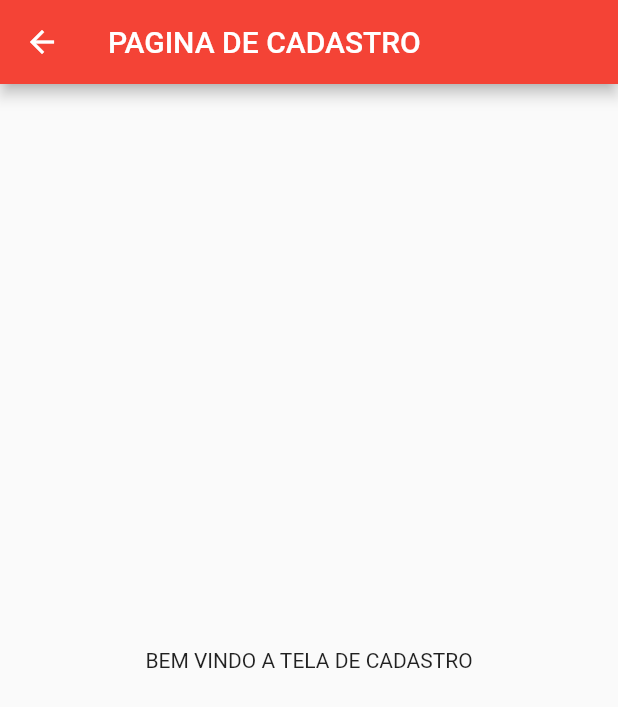
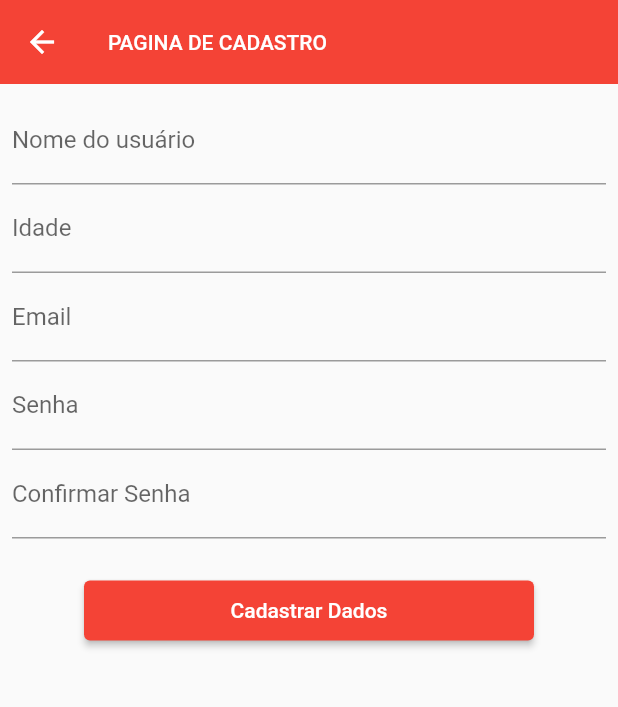
Before and after one commit to ejrgeek/app_pdv_flutter, a Flutter app: the screen it shows after launch, after a tap on "CADASTRAR", on a phone screen of 412 x 824 dp. Shown: the top 707 px of the screen. Run offline on Flutter 3.47's test engine with Material 2 defaults, Android fonts, the phone set to English and light mode, and no system bars; our stand-ins replace shared_preferences.

Commit message:
novas funcionalidades ministradas em aula

```diff
--- a/lib/main.dart
+++ b/lib/main.dart
@@ -11,6 +11,7 @@ class MyApp extends StatelessWidget {
   @override
   Widget build(BuildContext context) {
     return MaterialApp(
+      debugShowCheckedModeBanner: false,
       title: 'PDV Cajazeiras',
       theme: ThemeData(
         primarySwatch: Colors.red,
--- a/lib/models/usuario.model.dart
+++ b/lib/models/usuario.model.dart
@@ -1,17 +1,29 @@
+import 'dart:convert';
+
 class UsuarioModel {
-  int? id;
   String? nomeDeUsuario;
+  int? idade;
   String? email;
   String? senha;
 
   UsuarioModel({
     required this.nomeDeUsuario,
+    required this.idade,
     required this.email,
     required this.senha,
   });
 
+  Map<String, dynamic> toJson() {
+    return {
+      "nomeDoUsuario": nomeDeUsuario,
+      "idade": idade,
+      "email": email,
+      "senha": senha,
+    };
+  }
+
   @override
   String toString() {
-    return "<'UsuarioModel' => 'id'=$id 'nomeDeUsuario'=$nomeDeUsuario, 'email'=$email>";
+    return jsonEncode(toJson());
   }
 }
--- a/lib/pages/cadastro.page.dart
+++ b/lib/pages/cadastro.page.dart
@@ -1,4 +1,8 @@
+import 'dart:convert';
+
 import 'package:flutter/material.dart';
+import 'package:pdv_flutter/models/usuario.model.dart';
+import 'package:pdv_flutter/repository/usuario.repository.dart';
 
 class CadastroPage extends StatefulWidget {
   const CadastroPage({Key? key}) : super(key: key);
@@ -8,14 +12,97 @@ class CadastroPage extends StatefulWidget {
 }
 
 class _CadastroPageState extends State<CadastroPage> {
+  TextEditingController _nomeController = TextEditingController();
+  TextEditingController _idadeController = TextEditingController();
+  TextEditingController _emailController = TextEditingController();
+  TextEditingController _password1Controller = TextEditingController();
+  TextEditingController _password2Controller = TextEditingController();
+
   @override
   Widget build(BuildContext context) {
     return Scaffold(
       appBar: AppBar(
-        title: const Text("PAGINA DE CADASTRO"),
+        elevation: 0,
+        title: const Text(
+          "PAGINA DE CADASTRO",
+          style: TextStyle(
+            fontSize: 14,
+          ),
+        ),
       ),
-      body: const Center(
-        child: Text("BEM VINDO A TELA DE CADASTRO"),
+      body: Center(
+        child: Padding(
+          padding: const EdgeInsets.all(8.0),
+          child: Column(
+            children: [
+              //
+              TextFormField(
+                controller: _nomeController,
+                decoration: const InputDecoration(
+                  labelText: 'Nome do usuário',
+                ),
+              ),
+              //
+              TextFormField(
+                controller: _idadeController,
+                keyboardType: TextInputType.number,
+                decoration: const InputDecoration(
+                  labelText: 'Idade',
+                ),
+              ),
+              //
+              TextFormField(
+                controller: _emailController,
+                keyboardType: TextInputType.emailAddress,
+                decoration: const InputDecoration(
+                  labelText: 'Email',
+                ),
+              ),
+              //
+              TextFormField(
+                controller: _password1Controller,
+                obscureText: true,
+                decoration: const InputDecoration(
+                  labelText: 'Senha',
+                ),
+              ),
+              //
+              TextFormField(
+                controller: _password2Controller,
+                obscureText: true,
+                decoration: const InputDecoration(
+                  labelText: 'Confirmar Senha',
+                ),
+              ),
+              //
+              Padding(
+                padding: const EdgeInsets.only(top: 24),
+                child: ElevatedButton(
+                  onPressed: () async {
+                    if (_password1Controller.text == _password2Controller.text) {
+                      UsuarioModel usuario = UsuarioModel(
+                        nomeDeUsuario: _nomeController.text,
+                        idade: int.parse(_idadeController.text),
+                        email: _emailController.text,
+                        senha: _password1Controller.text,
+                      );
+
+                      UsuarioRepository uR = UsuarioRepository();
+
+                      await uR.salvarUsuario(usuario);
+
+                      Navigator.pop(context);
+                    }
+                  },
+                  child: Text("Cadastrar Dados"),
+                  style: ElevatedButton.styleFrom(
+                    fixedSize: Size(300, 40),
+                  ),
+                ),
+              ),
+            ],
+          ),
+        ),
       ),
     );
   }
--- /dev/null
+++ b/lib/repository/usuario.repository.dart
@@ -0,0 +1,57 @@
+import 'dart:convert';
+
+import 'package:pdv_flutter/models/usuario.model.dart';
+import 'package:shared_preferences/shared_preferences.dart';
+
+class UsuarioRepository {
+  final Future<SharedPreferences> repo = SharedPreferences.getInstance();
+
+  Future<void> salvarUsuario(UsuarioModel usuario) async {
+    SharedPreferences localRepo = await repo;
+    await localRepo.setString('usuario', usuario.toString());
+  }
+
+  Future<String?> pegarDadosDoUsuario() async {
+    SharedPreferences localRepo = await repo;
+    return localRepo.getString("usuario");
+  }
+
+  verificarSenha(String senhaDigitada) async {
+    /**
+     * Verifica se as senha são iguais na hora de logar
+     */
+    SharedPreferences localRepo = await repo;
+
+    String? dados = localRepo.getString("usuario");
+
+    Map<String, dynamic> dadosDoUsuario = jsonDecode(dados!);
+
+    if (senhaDigitada == dadosDoUsuario["senha"]) {
+      return true;
+    }
+    return false;
+  }
+
+  verificarEmail(String emailDigitado) async {
+    SharedPreferences localRepo = await repo;
+
+    String? dados = localRepo.getString("usuario");
+
+    Map<String, dynamic> dadosDoUsuario = jsonDecode(dados!);
+
+    if (emailDigitado == dadosDoUsuario["email"]) {
+      return true;
+    }
+    return false;
+  }
+
+  Future<String?> retornarNomeUsuario() async {
+    SharedPreferences localRepo = await repo;
+
+    String? dados = localRepo.getString("usuario");
+
+    Map<String, dynamic> dadosDoUsuario = jsonDecode(dados!);
+
+    return dadosDoUsuario["nomeDeUsuario"];
+  }
+}
--- a/pubspec.yaml
+++ b/pubspec.yaml
@@ -29,6 +29,8 @@ environment:
 dependencies:
   flutter:
     sdk: flutter
+
+  shared_preferences: ^2.0.15
 
 
   # The following adds the Cupertino Icons font to your application.
```
Also changed, not shown: lib/pages/home.page.dart (+54 -1 lines), lib/pages/login.page.dart (+24 -9 lines), pubspec.lock, 10 other files.
